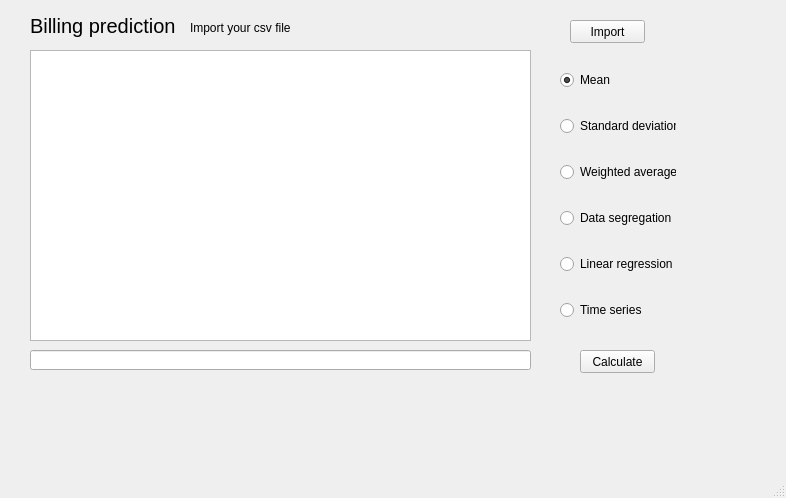
JonasFiechter/billing_prediction, file src/raw/billing_prediction_screen.ui: the form before one commit.
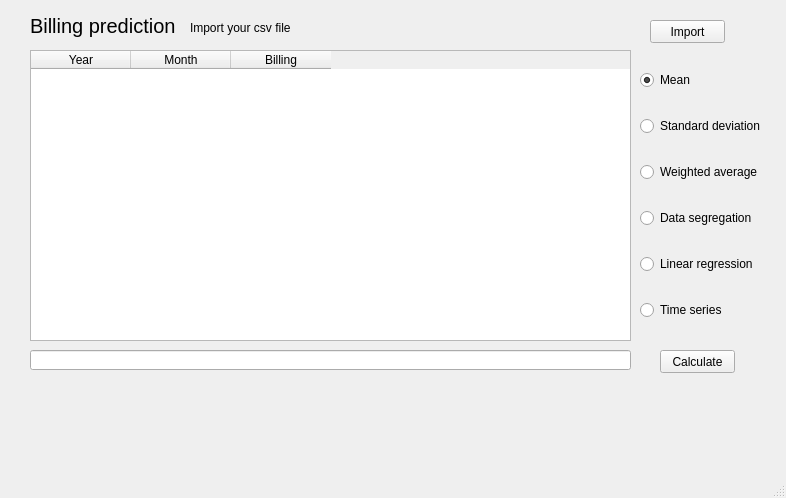
The form after the commit.

Patch:
```diff
--- a/src/raw/billing_prediction_screen.ui
+++ b/src/raw/billing_prediction_screen.ui
@@ -17,7 +17,7 @@
    <widget class="QPushButton" name="pushButton">
     <property name="geometry">
      <rect>
-      <x>570</x>
+      <x>650</x>
       <y>20</y>
       <width>75</width>
       <height>23</height>
@@ -27,20 +27,35 @@
      <string>Import</string>
     </property>
    </widget>
-   <widget class="QTableView" name="tableView">
+   <widget class="QTableWidget" name="tableWidget">
     <property name="geometry">
      <rect>
       <x>30</x>
       <y>50</y>
-      <width>501</width>
+      <width>601</width>
       <height>291</height>
      </rect>
     </property>
+    <column>
+     <property name="text">
+      <string>Year</string>
+     </property>
+    </column>
+    <column>
+     <property name="text">
+      <string>Month</string>
+     </property>
+    </column>
+    <column>
+     <property name="text">
+      <string>Billing</string>
+     </property>
+    </column>
    </widget>
    <widget class="QPushButton" name="pushButton_2">
     <property name="geometry">
      <rect>
-      <x>580</x>
+      <x>660</x>
       <y>350</y>
       <width>75</width>
       <height>23</height>
@@ -55,7 +70,7 @@
      <rect>
       <x>30</x>
       <y>350</y>
-      <width>501</width>
+      <width>601</width>
       <height>20</height>
      </rect>
     </property>
@@ -94,9 +109,9 @@
    <widget class="QWidget" name="">
     <property name="geometry">
      <rect>
-      <x>560</x>
+      <x>640</x>
       <y>50</y>
-      <width>116</width>
+      <width>131</width>
       <height>291</height>
      </rect>
     </property>
```
Left out of the diff: 22 changed lines with no effect on the pictures.
